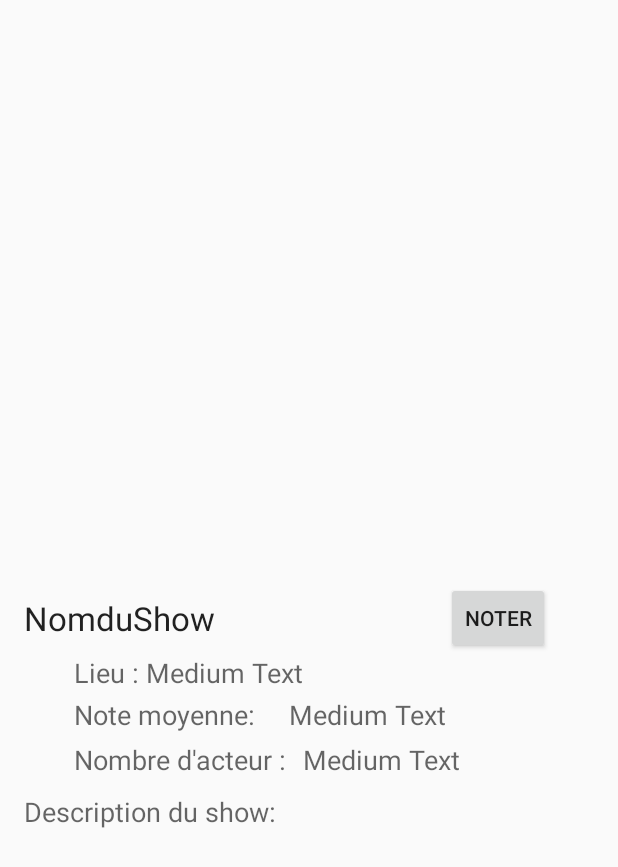
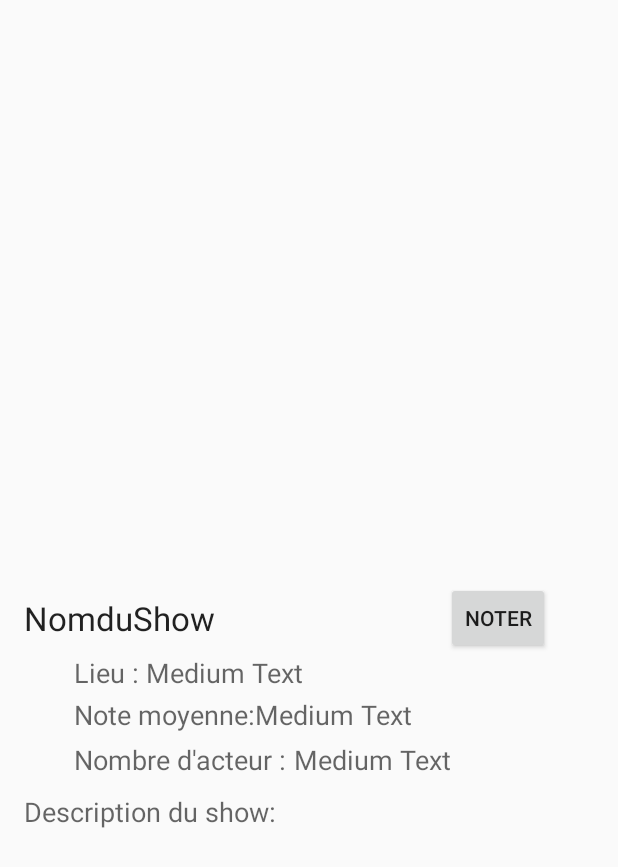
Before and after one commit to BlitzBanana/LazyWell, an Android app: the layout activity_show_details.xml on its own in the app's theme, with its tools: preview values and no code run, on a phone screen of 412 x 824 dp. Shown: the top 867 px of the screen. Run offline under Robolectric (Android 15) with nearby library versions, the phone set to English and light mode, and no system bars.

Commit message:
affichage des donnée d'un spectacle

```diff
--- a/client_android/app/src/main/res/layout/activity_show_details.xml
+++ b/client_android/app/src/main/res/layout/activity_show_details.xml
@@ -70,8 +70,8 @@
         android:textAppearance="?android:attr/textAppearanceMedium"
         android:text="Medium Text"
         android:id="@+id/moyenne"
-        android:layout_alignTop="@+id/textView"
-        android:layout_toStartOf="@+id/buttonScore" />
+        android:layout_above="@+id/textView5"
+        android:layout_toEndOf="@+id/textView" />
 
     <TextView
         android:layout_width="wrap_content"
@@ -90,7 +90,7 @@
         android:text="Medium Text"
         android:id="@+id/nbrActeur"
         android:layout_alignTop="@+id/textView5"
-        android:layout_toEndOf="@+id/lieu" />
+        android:layout_toEndOf="@+id/textView5" />
 
     <TextView
         android:layout_width="wrap_content"
```
Also changed, not shown: client_android/app/src/main/java/com/lazywell/android/puydufou/activities/ShowDetailsActivity.java (+29 -5 lines), client_android/app/src/main/java/com/lazywell/android/puydufou/activities/ShowPlanningActivity.java (+4 -3 lines), client_android/app/src/main/res/drawable/no_image_found.jpg (added).
